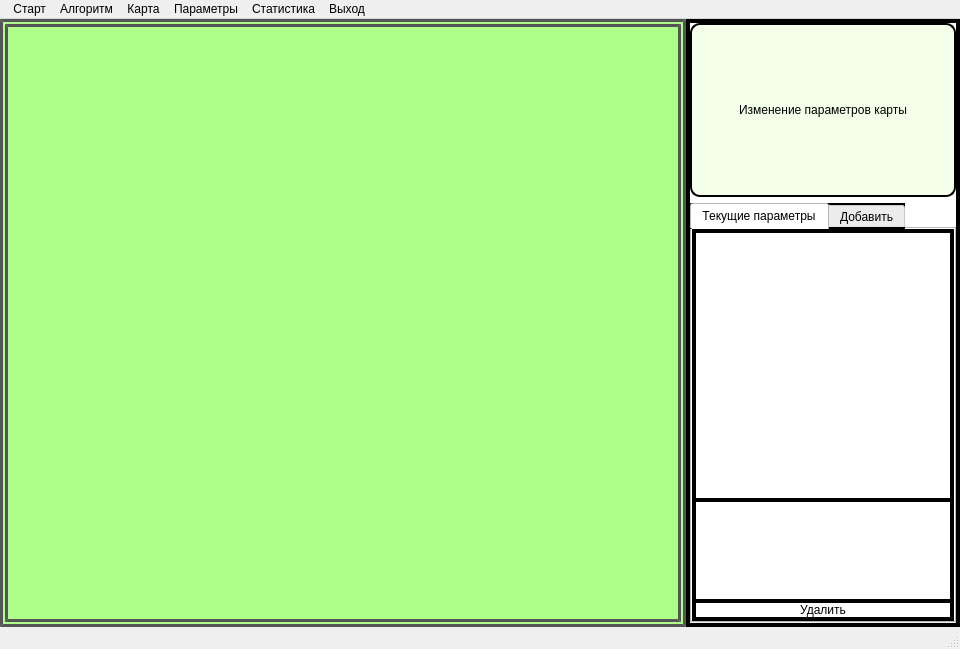
The window that main_window/trajectory.ui (MihailZimin/route-planning) describes before a commit, drawn with Qt 5.
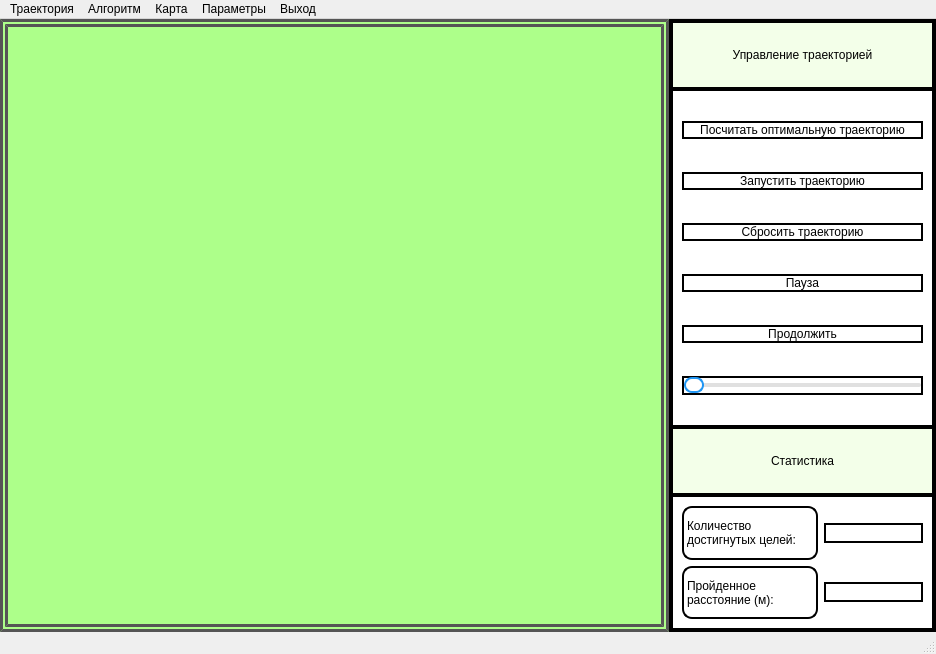
The same window after the commit. The open tabs and pages were chosen to show the change. Icons and pictures are not drawn.

Commit message: change ui file, add widgets for animation

What changed in the file:
```diff
--- a/main_window/trajectory.ui
+++ b/main_window/trajectory.ui
@@ -6,8 +6,8 @@
    <rect>
     <x>0</x>
     <y>0</y>
-    <width>960</width>
-    <height>649</height>
+    <width>936</width>
+    <height>654</height>
    </rect>
   </property>
   <property name="windowTitle">
@@ -67,8 +67,11 @@
         <property name="currentIndex">
          <number>2</number>
         </property>
-        <widget class="QWidget" name="page_1">
-         <layout class="QGridLayout" name="gridLayout_2">
+        <widget class="QWidget" name="page_3">
+         <layout class="QVBoxLayout" name="verticalLayout" stretch="1,5,1,2">
+          <property name="spacing">
+           <number>0</number>
+          </property>
           <property name="leftMargin">
            <number>0</number>
           </property>
@@ -81,8 +84,182 @@
           <property name="bottomMargin">
            <number>0</number>
           </property>
-          <item row="0" column="0">
-           <widget class="QFrame" name="page_1_frame">
+          <item>
+           <widget class="QLabel" name="trajectoryLabel">
+            <property name="styleSheet">
+             <string notr="true">font: 75 12pt &quot;Microsoft Tai Le&quot;;
+border: 2px solid black #cccccc;
+background-color: rgb(243, 255, 233);</string>
+            </property>
+            <property name="text">
+             <string>Управление траекторией</string>
+            </property>
+            <property name="alignment">
+             <set>Qt::AlignCenter</set>
+            </property>
+           </widget>
+          </item>
+          <item>
+           <widget class="QFrame" name="frame">
+            <property name="frameShape">
+             <enum>QFrame::StyledPanel</enum>
+            </property>
+            <property name="frameShadow">
+             <enum>QFrame::Raised</enum>
+            </property>
+            <layout class="QGridLayout" name="gridLayout_19">
+             <property name="topMargin">
+              <number>0</number>
+             </property>
+             <property name="bottomMargin">
+              <number>0</number>
+             </property>
+             <property name="horizontalSpacing">
+              <number>5</number>
+             </property>
+             <property name="verticalSpacing">
+              <number>3</number>
+             </property>
+             <item row="4" column="0">
+              <widget class="QPushButton" name="resumeAnimation">
+               <property name="enabled">
+                <bool>true</bool>
+               </property>
+               <property name="styleSheet">
+                <string notr="true">QPushButton {
+    border: 2px solid black #cccccc;
+	border-radius: 10px;
+}
+
+QPushButton:pressed {
+    margin-left: 1px;
+    margin-top: 1px;
+    margin-right: -1px;
+    margin-bottom: -1px;
+}</string>
+               </property>
+               <property name="text">
+                <string>Продолжить</string>
+               </property>
+              </widget>
+             </item>
+             <item row="2" column="0">
+              <widget class="QPushButton" name="resetAnimation">
+               <property name="styleSheet">
+                <string notr="true">QPushButton {
+    border: 2px solid black #cccccc;
+	border-radius: 10px;
+}
+
+QPushButton:pressed {
+    margin-left: 1px;
+    margin-top: 1px;
+    margin-right: -1px;
+    margin-bottom: -1px;
+}</string>
+               </property>
+               <property name="text">
+                <string>Сбросить траекторию</string>
+               </property>
+              </widget>
+             </item>
+             <item row="5" column="0">
+              <widget class="QSlider" name="slider">
+               <property name="styleSheet">
+                <string notr="true">QSlider::groove:horizontal {
+    height: 4px;
+    background: #e0e0e0;
+    border-radius: 2px;
+}
+
+QSlider::handle:horizontal {
+    background: #ffffff;
+    border: 2px solid #2196F3;
+    width: 16px;
+    height: 16px;
+    margin: -6px 0;
+    border-radius: 8px;
+}</string>
+               </property>
+               <property name="orientation">
+                <enum>Qt::Horizontal</enum>
+               </property>
+              </widget>
+             </item>
+             <item row="1" column="0">
+              <widget class="QPushButton" name="startAnimation">
+               <property name="sizePolicy">
+                <sizepolicy hsizetype="Minimum" vsizetype="Fixed">
+                 <horstretch>0</horstretch>
+                 <verstretch>0</verstretch>
+                </sizepolicy>
+               </property>
+               <property name="styleSheet">
+                <string notr="true">QPushButton {
+    border: 2px solid black #cccccc;
+	border-radius: 10px;
+}
+
+QPushButton:pressed {
+    margin-left: 1px;
+    margin-top: 1px;
+    margin-right: -1px;
+    margin-bottom: -1px;
+}</string>
+               </property>
+               <property name="text">
+                <string>Запустить траекторию</string>
+               </property>
+              </widget>
+             </item>
+             <item row="3" column="0">
+              <widget class="QPushButton" name="pauseAnimation">
+               <property name="enabled">
+                <bool>true</bool>
+               </property>
+               <property name="styleSheet">
+                <string notr="true">QPushButton {
+    border: 2px solid black #cccccc;
+	border-radius: 10px;
+}
+
+QPushButton:pressed {
+    margin-left: 1px;
+    margin-top: 1px;
+    margin-right: -1px;
+    margin-bottom: -1px;
+}</string>
+               </property>
+               <property name="text">
+                <string>Пауза</string>
+               </property>
+              </widget>
+             </item>
+             <item row="0" column="0">
+              <widget class="QPushButton" name="calculate">
+               <property name="styleSheet">
+                <string notr="true">QPushButton {
+    border: 2px solid black #cccccc;
+	border-radius: 10px;
+}
+
+QPushButton:pressed {
+    margin-left: 1px;
+    margin-top: 1px;
+    margin-right: -1px;
+    margin-bottom: -1px;
+}</string>
+               </property>
+               <property name="text">
+                <string>Посчитать оптимальную траекторию</string>
+               </property>
+              </widget>
+             </item>
+            </layout>
+           </widget>
+          </item>
+          <item>
+           <widget class="QLabel" name="stat_label">
             <property name="sizePolicy">
              <sizepolicy hsizetype="Expanding" vsizetype="Expanding">
               <horstretch>0</horstretch>
@@ -90,39 +267,29 @@
              </sizepolicy>
             </property>
             <property name="styleSheet">
-             <string notr="true"/>
+             <string notr="true">font: 75 12pt &quot;Microsoft Tai Le&quot;;
+border: 2px solid black #cccccc;
+background-color: rgb(243, 255, 233);</string>
             </property>
+            <property name="text">
+             <string>Статистика</string>
+            </property>
+            <property name="alignment">
+             <set>Qt::AlignCenter</set>
+            </property>
+           </widget>
+          </item>
+          <item>
+           <widget class="QFrame" name="frame_3">
             <property name="frameShape">
              <enum>QFrame::StyledPanel</enum>
             </property>
             <property name="frameShadow">
              <enum>QFrame::Raised</enum>
             </property>
-            <layout class="QGridLayout" name="gridLayout_3" rowstretch="1,2,2,2">
-             <item row="0" column="0" colspan="2">
-              <widget class="QLabel" name="stat_label">
-               <property name="sizePolicy">
-                <sizepolicy hsizetype="Expanding" vsizetype="Expanding">
-                 <horstretch>0</horstretch>
-                 <verstretch>0</verstretch>
-                </sizepolicy>
-               </property>
-               <property name="styleSheet">
-                <string notr="true">font: 75 12pt &quot;Microsoft Tai Le&quot;;
-border: 2px solid black #cccccc;
-border-radius: 10px;
-background-color: rgb(243, 255, 233);</string>
-               </property>
-               <property name="text">
-                <string>Статистика</string>
-               </property>
-               <property name="alignment">
-                <set>Qt::AlignCenter</set>
-               </property>
-              </widget>
-             </item>
-             <item row="1" column="0">
-              <widget class="QLabel" name="cur_points_amount_label">
+            <layout class="QGridLayout" name="gridLayout_3">
+             <item row="0" column="0">
+              <widget class="QLabel" name="curPointsAmount">
                <property name="sizePolicy">
                 <sizepolicy hsizetype="Expanding" vsizetype="Expanding">
                  <horstretch>0</horstretch>
@@ -133,31 +300,35 @@
                 <string notr="true">font: 75 9pt &quot;Microsoft Tai Le&quot;;
 border: 2px solid black #cccccc;
 border-radius: 10px;
-background-color: rgb(243, 255, 233);</string>
+</string>
                </property>
                <property name="text">
-                <string>&lt;html&gt;&lt;head/&gt;&lt;body&gt;&lt;p&gt;Количество&lt;br/&gt;достигнутых &lt;br&gt; целей:&lt;/p&gt;&lt;/body&gt;&lt;/html&gt;</string>
+                <string>Количество достигнутых целей:</string>
                </property>
                <property name="textFormat">
                 <enum>Qt::RichText</enum>
                </property>
+               <property name="wordWrap">
+                <bool>true</bool>
+               </property>
               </widget>
              </item>
              <item row="1" column="1">
-              <widget class="QLabel" name="label">
-               <property name="sizePolicy">
-                <sizepolicy hsizetype="Expanding" vsizetype="Fixed">
-                 <horstretch>0</horstretch>
-                 <verstretch>0</verstretch>
-                </sizepolicy>
+              <widget class="QLineEdit" name="curDistanceLineEdit">
+               <property name="enabled">
+                <bool>false</bool>
                </property>
-               <property name="text">
-                <string>2</string>
+              </widget>
+             </item>
+             <item row="0" column="1">
+              <widget class="QLineEdit" name="curPointsLineEdit">
+               <property name="enabled">
+                <bool>false</bool>
                </property>
               </widget>
              </item>
-             <item row="2" column="0">
-              <widget class="QLabel" name="cur_distance_label">
+             <item row="1" column="0">
+              <widget class="QLabel" name="curDistanceLabel">
                <property name="sizePolicy">
                 <sizepolicy hsizetype="Expanding" vsizetype="Expanding">
                  <horstretch>0</horstretch>
@@ -167,59 +338,16 @@
                <property name="styleSheet">
                 <string notr="true">font: 75 9pt &quot;Microsoft Tai Le&quot;;
 border: 2px solid black #cccccc;
-border-radius: 10px;
-background-color: rgb(243, 255, 233);</string>
+border-radius: 10px;</string>
                </property>
                <property name="midLineWidth">
                 <number>-1</number>
                </property>
                <property name="text">
-                <string>&lt;html&gt;&lt;head/&gt;&lt;body&gt;&lt;p&gt;Пройденное&lt;br/&gt;расстояние (м):&lt;/p&gt;&lt;/body&gt;&lt;/html&gt;</string>
+                <string>Пройденное расстояние (м):</string>
                </property>
-              </widget>
-             </item>
-             <item row="2" column="1">
-              <widget class="QLabel" name="label_2">
-               <property name="sizePolicy">
-                <sizepolicy hsizetype="Expanding" vsizetype="Fixed">
-                 <horstretch>0</horstretch>
-                 <verstretch>0</verstretch>
-                </sizepolicy>
-               </property>
-               <property name="text">
-                <string>500</string>
-               </property>
-              </widget>
-             </item>
-             <item row="3" column="0">
-              <widget class="QLabel" name="sum_distance_label">
-               <property name="sizePolicy">
-                <sizepolicy hsizetype="Expanding" vsizetype="Expanding">
-                 <horstretch>0</horstretch>
-                 <verstretch>0</verstretch>
-                </sizepolicy>
-               </property>
-               <property name="styleSheet">
-                <string notr="true">font: 75 9pt &quot;Microsoft Tai Le&quot;;
-border: 2px solid black #cccccc;
-border-radius: 10px;
-background-color: rgb(243, 255, 233);</string>
-               </property>
-               <property name="text">
-                <string>&lt;html&gt;&lt;head/&gt;&lt;body&gt;&lt;p&gt;Суммарное&lt;br/&gt;пройденное &lt;br/&gt;расстояние (м):&lt;/p&gt;&lt;/body&gt;&lt;/html&gt;</string>
-               </property>
-              </widget>
-             </item>
-             <item row="3" column="1">
-              <widget class="QLabel" name="label_3">
-               <property name="sizePolicy">
-                <sizepolicy hsizetype="Expanding" vsizetype="Fixed">
-                 <horstretch>0</horstretch>
-                 <verstretch>0</verstretch>
-                </sizepolicy>
-               </property>
-               <property name="text">
-                <string>1500</string>
+               <property name="wordWrap">
+                <bool>true</bool>
                </property>
               </widget>
              </item>
@@ -370,7 +498,7 @@
           </item>
          </layout>
         </widget>
-        <widget class="QWidget" name="page_3">
+        <widget class="QWidget" name="page_2">
          <layout class="QHBoxLayout" name="horizontalLayout_2">
           <property name="leftMargin">
            <number>0</number>
@@ -408,6 +536,9 @@
              <property name="bottomMargin">
               <number>0</number>
              </property>
+             <property name="spacing">
+              <number>0</number>
+             </property>
              <item row="0" column="0">
               <widget class="QLabel" name="change_param_label">
                <property name="enabled">
@@ -422,8 +553,8 @@
                <property name="styleSheet">
                 <string notr="true">font: 75 12pt &quot;Microsoft Tai Le&quot;;
 border: 2px solid black #cccccc;
-border-radius: 10px;
-background-color: rgb(243, 255, 233);</string>
+background-color: rgb(243, 255, 233);
+</string>
                </property>
                <property name="text">
                 <string>Изменение параметров карты</string>
@@ -554,7 +685,7 @@
                      <rect>
                       <x>0</x>
                       <y>0</y>
-                      <width>254</width>
+                      <width>247</width>
                       <height>105</height>
                      </rect>
                     </property>
@@ -1418,13 +1549,13 @@
     <rect>
      <x>0</x>
      <y>0</y>
-     <width>960</width>
+     <width>936</width>
      <height>26</height>
     </rect>
    </property>
-   <widget class="QMenu" name="start">
+   <widget class="QMenu" name="trajectoryBtn">
     <property name="title">
-     <string> Старт</string>
+     <string>Траектория</string>
     </property>
     <addaction name="startAction"/>
    </widget>
@@ -1442,30 +1573,23 @@
     </property>
     <addaction name="showParamsAction"/>
    </widget>
-   <widget class="QMenu" name="stat">
-    <property name="title">
-     <string>Статистика</string>
-    </property>
-    <addaction name="showStatAction"/>
-   </widget>
    <widget class="QMenu" name="exit">
     <property name="title">
      <string>Выход</string>
     </property>
     <addaction name="exitAction"/>
    </widget>
-   <widget class="QMenu" name="algorithm">
+   <widget class="QMenu" name="algo">
     <property name="title">
      <string>Алгоритм</string>
     </property>
     <addaction name="algoLittle"/>
     <addaction name="algoBruteForce"/>
    </widget>
-   <addaction name="start"/>
-   <addaction name="algorithm"/>
+   <addaction name="trajectoryBtn"/>
+   <addaction name="algo"/>
    <addaction name="map"/>
    <addaction name="params"/>
-   <addaction name="stat"/>
    <addaction name="exit"/>
   </widget>
   <action name="startAction">
```
Left out of the diff: 10 changed lines with no effect on the pictures.
